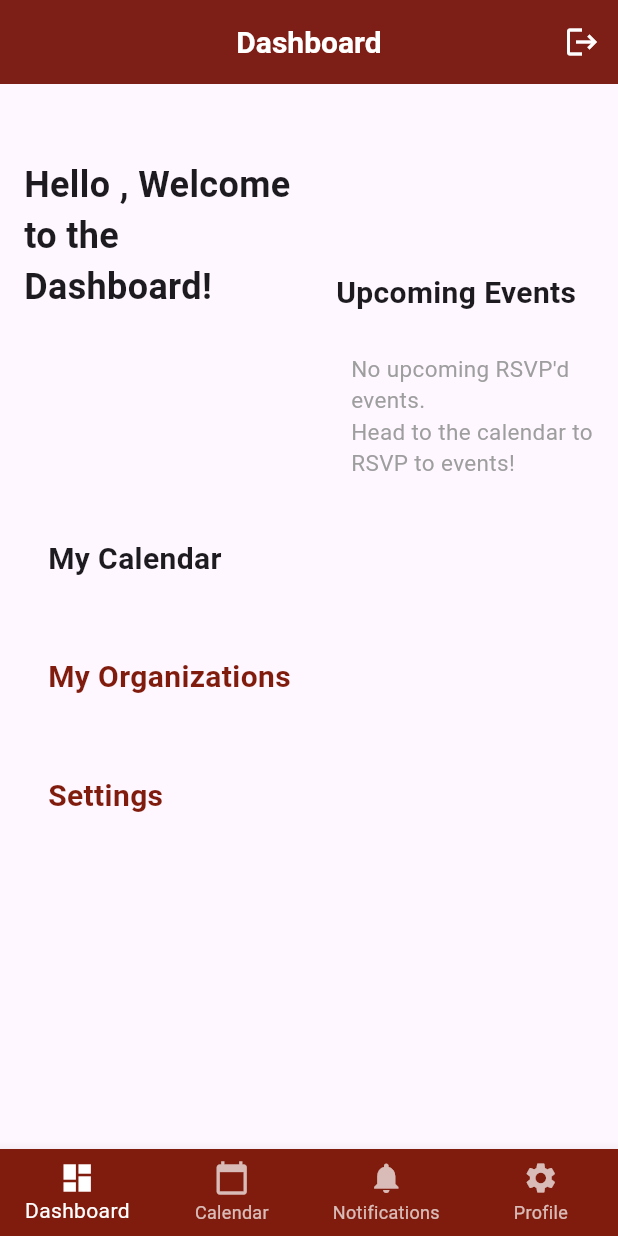
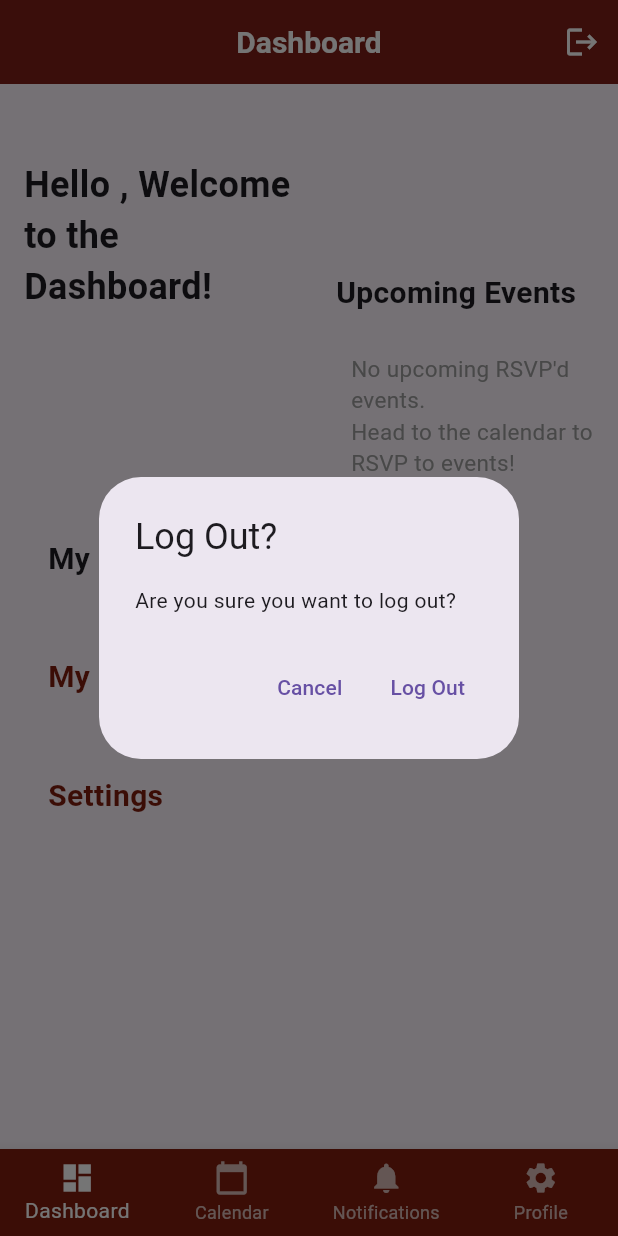
Before and after one commit to Jgalligan1/GreekConnect, a Flutter app: the screen it shows once a user with an empty profile is signed in, after a tap on the "logout" icon, on a phone screen of 412 x 824 dp. Run offline on Flutter 3.47's test engine with Material 3 defaults, Android fonts, the phone set to English and light mode, and no system bars; our stand-ins replace cloud_firestore, firebase_auth, firebase_core, shared_preferences, table_calendar; missing offline and left inert: dart:html; accounts and stored records are empty.

Commit message:
Added logout confirmation

```diff
--- a/greek_connect/lib/screens/dashboard_screen.dart
+++ b/greek_connect/lib/screens/dashboard_screen.dart
@@ -72,8 +72,28 @@ class _gcDashboardScreenState extends State<gcDashboardScreen> {
   }
 
   // Sign Out Function
-  void _signOut() {
-    FirebaseAuth.instance.signOut();
+  Future<void> _signOut() async {
+    final shouldSignOut = await showDialog<bool>(
+      context: context,
+      builder: (context) => AlertDialog(
+        title: const Text('Log Out?'),
+        content: const Text('Are you sure you want to log out?'),
+        actions: [
+          TextButton(
+            onPressed: () => Navigator.pop(context, false),
+            child: const Text('Cancel'),
+          ),
+          TextButton(
+            onPressed: () => Navigator.pop(context, true),
+            child: const Text('Log Out'),
+          ),
+        ],
+      ),
+    );
+
+    if (shouldSignOut == true) {
+      await FirebaseAuth.instance.signOut();
+    }
   }
 
   @override
```
Also changed, not shown: greek_connect/lib/screens/calendar_screen.dart (+22 -2 lines), greek_connect/firebase.json, greek_connect/pubspec.lock, 2 other files.
